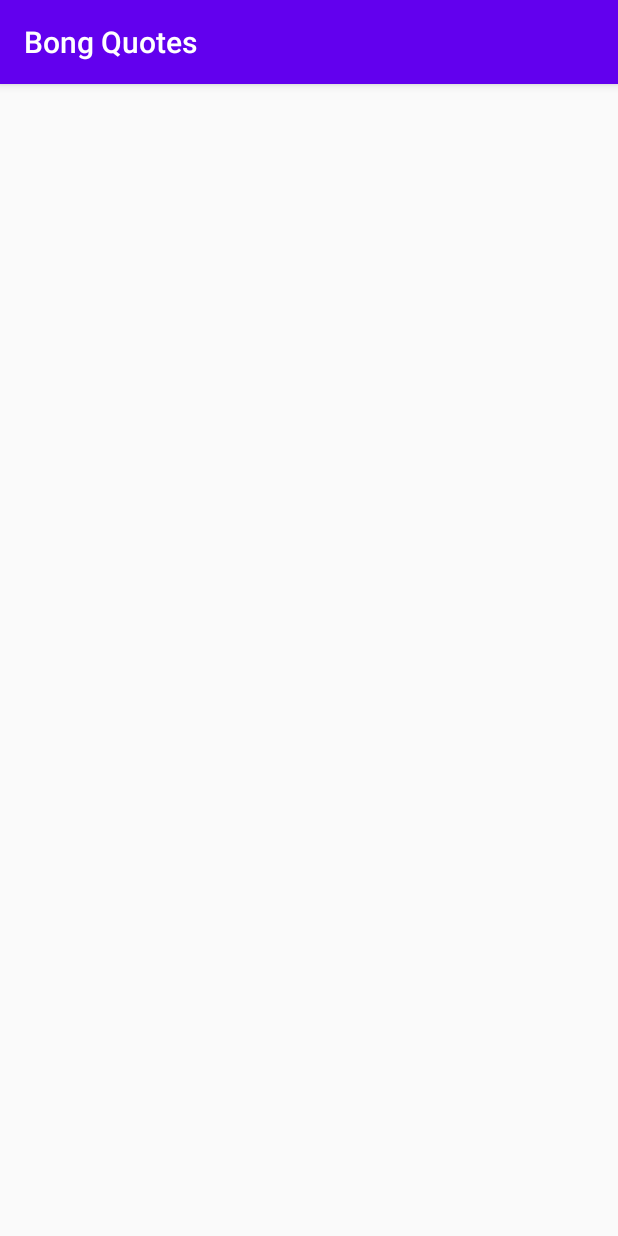
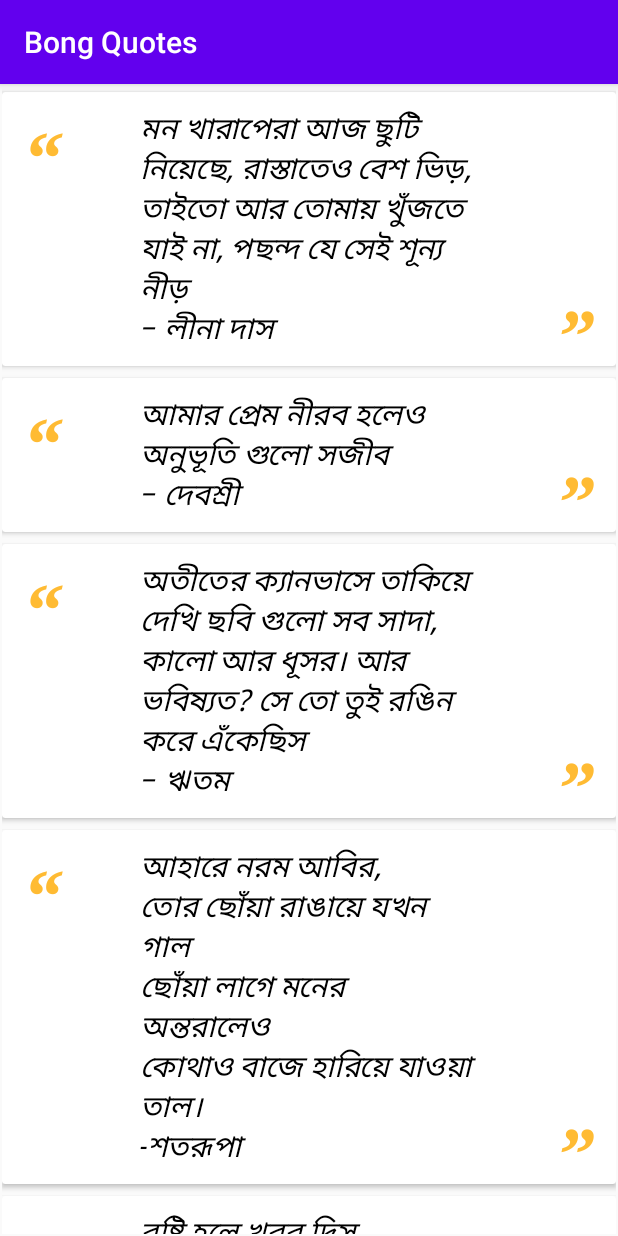
Before and after one commit to Soumyo78/Android-Practice-Projects, an Android app: the screen it shows after launch (QuoteDetailsActivity), after a tap on "রোমন্টিক উক্তি", on a phone screen of 412 x 824 dp. Run offline under Robolectric (Android 15) with nearby library versions, the phone set to English and light mode, and no system bars.

Commit message:
Some quotes are added

```diff
--- a/BestQuotes/app/src/main/java/com/soumyoroy/bestquotes/BestQuotesSQLiteOpenHelper.kt
+++ b/BestQuotes/app/src/main/java/com/soumyoroy/bestquotes/BestQuotesSQLiteOpenHelper.kt
@@ -16,7 +16,7 @@ class BestQuotesSQLiteOpenHelper(context:Context): SQLiteOpenHelper (context, nu
                 ")")
 
         // Adding Quote Categories and Images
-        insertQuoteCategory(db, 1, R.drawable.love, "প্রেমের উক্তি")
+        insertQuoteCategory(db, 1, R.drawable.love, "ভালোবাসার উক্তি")
         insertQuoteCategory(db, 2, R.drawable.sad, "দুঃখের উক্তি")
         insertQuoteCategory(db, 3, R.drawable.romantic, "রোমন্টিক উক্তি")
         insertQuoteCategory(db, 4, R.drawable.childhood, "ছোটবেলার উক্তি")
@@ -42,16 +42,16 @@ class BestQuotesSQLiteOpenHelper(context:Context): SQLiteOpenHelper (context, nu
         insertQuote(db, "কাউকে আবেগের ভালোবাসা দিওনা, মনের ভালোবাসা দিও !\n" +
                 "কারন আবেগের ভালোবাসা একদিন বিবেকের কাছে হেরে যাবে আর মনের ভালোবাসা চিরদিন থেকে যাবে… ", 1)
         insertQuote(db, "আমি যদি চলে যাই’ নীল আকাশের কাছে~\n" +
-                "~আমায় তুমি খুজে নিয়ো’ সন্ধা তারার মাঝে~\n" +
-                "~একা যদি লাগে তোমার’ মনে রেখো আমায়~\n" +
-                "~দক্ষিনা বাতাস হয়ে আমি’ ছুয়ে দিবো তোমায়~ ", 1)
+                "আমায় তুমি খুজে নিয়ো’ সন্ধা তারার মাঝে\n" +
+                "একা যদি লাগে তোমার’ মনে রেখো আমায়\n" +
+                "দক্ষিনা বাতাস হয়ে আমি’ ছুয়ে দিবো তোমায়", 1)
         insertQuote(db, "অনেক দিন পর তোমাকে দেখলাম তোমাকে দেখে থমকে দারিয়ে ছিলাম\n" +
                 "আমি খুব কষ্টে নিজেকে সামলে নিলামযখন তুমি আমাকে দেখে না দেখার ভান করলে\n" +
-                "তখন আমার দারুন লেগেছে তোমাকে সেই অনুভুতির কথা বলে বুঝাতে পারবো না_ ", 1)
+                "তখন আমার দারুন লেগেছে তোমাকে সেই অনুভুতির কথা বলে বুঝাতে পারবো না", 1)
         insertQuote(db, "তোমার হয়ে আছি আমি’ তোমার হয়ে থাকবো~\n" +
-                "~সারা জীবন তোমায় আমি’ ভালবেসে যাবো~\n" +
-                "~পাশে থেকো সারা জীবন’ দুরে যেয়ো না~\n" +
-                "~তোমায় ছারা একটুও আমার’ ভালো লাগে না~ ", 1)
+                "সারা জীবন তোমায় আমি’ ভালবেসে যাবো~\n" +
+                "পাশে থেকো সারা জীবন’ দুরে যেয়ো না~\n" +
+                "তোমায় ছারা একটুও আমার’ ভালো লাগে না", 1)
         insertQuote(db, "আমার জীবনে কেউ নেই তুমি ছাড়া,\n" +
                 "আমার জীবনে কোন স্বপ্ন নেই তুমি ছাড়া,\n" +
                 "আমার দুচোখ কিছু খোজেনা তোমায় ছাড়া,\n" +
@@ -59,10 +59,137 @@ class BestQuotesSQLiteOpenHelper(context:Context): SQLiteOpenHelper (context, nu
                 "আমি কিছু লিখতে পারিনা তোমার নাম ছাড়া,\n" +
                 "আমি কিছু বুঝতে চাইনা তোমায় ছাড়া !", 1)
 
+        // For Category id: 2 and category name: SAD
+        insertQuote(db, "বিশ্বাস তো শুধু তাকেই করা যায়\n" +
+                "যে বিশ্বাস এর যোগ্য হয়\n" +
+                "তাকে কি করে বিশ্বাস করবো\n" +
+                "যে বিশ্বাস এর যোগ্যই নয়",2)
+        insertQuote(db, "আজ আর মনে পড়ে না তোমার ওই কথা\n" +
+                "আজ জীবনে খুশি আছি, ভুলে পুরোনো সব ব্যাথা\n" +
+                "আর কোনো দিন ফিরে যাবো না পুরোনো সেই জীবনে\n" +
+                "নতুন করে চিনতে পেরেছি আজ আমি নিজেকে",2)
+        insertQuote(db, "আমার কি ভুল ছিলো একবার আমায় বলবে\n" +
+                "যার জন্য এতো বড়ো শাস্তি দিচ্ছ আমাকে\n" +
+                "আজ ও তুমি চিনতে পারলে না নিজেকে\n" +
+                "তবে আমাকে তুমি কি করে চিনবে",2)
+        insertQuote(db, "কে বলেছে ছেলেরা কাঁদে না\n" +
+                "কে বলেছে ছেলেরা কষ্ট পায় না\n" +
+                "মানুষ বলতেই সবার কষ্ট হয়\n" +
+                "সেই কষ্টে সবাই কাঁদে\n" +
+                "আমিও তো একটা মানুষ",2)
+        insertQuote(db, "জীবনে সুযোগ তারাই পায়\n" +
+                "যারা সুযোগ এর মানেটা বোঝে\n" +
+                "তারা কি করে সুযোগ পাবে\n" +
+                "যারা সুযোগ এর মানেটাই বোঝে না",2)
+        insertQuote(db, "আজ জানিনা তুমি কোথায় আছো\n" +
+                "চাইলেও হয়তো তোমাকে খুঁজে পাবো না\n" +
+                "যেখানেই থাকো না কেনো খুশি থাকো\n" +
+                "আর কোনো দিন তোমার কাছে যাবো না",2)
+
+        // For Category id: 3 and category name: ROMANTIC
+        insertQuote(db, "মন খারাপেরা আজ ছুটি নিয়েছে, রাস্তাতেও বেশ ভিড়,\n" +
+                "তাইতো আর তোমায় খুঁজতে যাই না, পছন্দ যে সেই শূন্য নীড়\n" +
+                "– লীনা দাস", 3)
+        insertQuote(db, "আমার প্রেম নীরব হলেও অনুভূতি গুলো সজীব\n" +
+                "– দেবশ্রী", 3)
+        insertQuote(db, "অতীতের ক্যানভাসে তাকিয়ে দেখি ছবি গুলো সব সাদা,\n" +
+                "কালো আর ধূসর। আর ভবিষ্যত? সে তো তুই রঙিন করে এঁকেছিস\n" +
+                "– ঋতম", 3)
+        insertQuote(db, "আহারে নরম আবির,\n" +
+                "তোর ছোঁয়া রাঙায়ে যখন গাল\n" +
+                "ছোঁয়া লাগে মনের অন্তরালেও\n" +
+                "কোথাও বাজে হারিয়ে যাওয়া তাল।\n" +
+                "-শতরূপা ", 3)
+        insertQuote(db, "বৃষ্টি হলে খবর দিস,\n" +
+                "হাঁটবো দু’জন একটি ছাতায়।\n" +
+                "খালি পায়ে শহর ঘুরে\n" +
+                "বৃষ্টি ভেজা প্রেমের গল্প\n" +
+                "লিখে রাখব ডায়েরির পাতায়\n" +
+                "– সৌম্যজ্যোতি রায়", 3)
+        insertQuote(db, "মন আজ কিছু চায়, চায় শুধু কিছু পেতে,\n" +
+                "ভুলবো না তোমার কথা, চাই শুধু তোমায় পেতে,\n" +
+                "ভাবনা ছিল এক পথ হাঁটবো এক সাথে,\n" +
+                "তবুও দু’জনে একসাথে হওয়ার স্বপ্ন দেখি এই রাতে।\n" +
+                "– অন্তরীপ", 3)
+
+        // For Category id: 4 and category name: CHILDHOOD
+        insertQuote(db, "একটা শিশু অশিক্ষিত থাকার অর্থ, একটা শিশুকে হারিয়ে ফেলা", 4)
+        insertQuote(db, "একটা খারাপ জ্যাকেটকে তাও সারানো যেতে পারে কিন্তু একটা কঠিন শব্দ,\n" +
+                "কোনো বাচ্চার হৃদয়কে কষ্ট দিতে পারে", 4)
+        insertQuote(db, "সবচেয়ে সুন্দর উপহার যা আপনি আপনার সন্তানকে দিতে পারেন তা হলো,\n" +
+                "ছোট থেকেই দায়িত্ববোধ ও দ্বিতীয় হলো স্বাধীনতা", 4)
+        insertQuote(db, "একটা শিশু এমন প্রশ্ন জিজ্ঞাসা করতে পারে,\n" +
+                "যা একজন মহাজ্ঞানী মানুষের কাছেও উত্তর দেওয়া কঠিন হয়ে দাড়ায়", 4)
+        insertQuote(db, "যদি আপনি চান আপনার সন্তান বুদ্ধিমান হোক,\n" +
+                "তাহলে তাকে রূপকথার গল্প পড়ান | আর যদি আপনার সন্তানকে আপনি আরো বুদ্ধিমান করতে চান,\n" +
+                "তাহলে আরো বেশি করে রূপকথার গল্প পড়ান", 4)
+        insertQuote(db, "কোনো মানুষই শিশুদের দয়ালুভাব,\n" +
+                "সহানুভূতি ও উদার মানসিকতা সম্পর্কে স্পষ্ঠভাবে বুঝে উঠতে পারেনি |\n" +
+                "প্রত্যেক সত্য শিক্ষার প্রচেষ্টা, এই গুপ্তধন গুলোকে পাওয়ার দরজাকে খুলে দিতে পারে", 4)
+
+        // For Category id: 5 and category name: SUCCESS
+        insertQuote(db, "শুধু দাঁড়িয়ে নদী দেখতে থাকলে আপনি কোনদিনও সেই নদী পার করতে পারবেন না,\n" +
+                "পার করতে হলে আপনাকে অবশ্যই সঠিক পদক্ষেপ নিতে হবে", 5)
+        insertQuote(db, "এটা কোনো বেপারই না যে আপনি কত ভুল করছেন বা আপনি কত ধীর গতিতে প্রগতি করছেন,\n" +
+                "আপনি এখনো ওইসব মানুষগুলির থেকে এগিয়ে যারা কোনদিন চেষ্টাও করেনা কিছু করার", 5)
+        insertQuote(db, "Give Up করার মানে কিন্তু সবসময় এটা না যে আপনি খুব দুর্বল প্রকৃতির,\n" +
+                "এর মানে আপনি অনেক শক্তিশালী এবং অনেক বুদ্ধিমান যে সেইসব ছেড়ে দিয়ে আগে অগ্রসর হতে চায়", 5)
+        insertQuote(db, "আপনি যদি নিজের জীবনকে নিজের মত করে কাটাতে চান\n" +
+                "তাহলে কোনদিনও কারোর বেশি ভক্ত (Fan) হতে যাবেন না", 5)
+        insertQuote(db, "যতক্ষণ আপনি অন্যদের; নিজের সমস্যা এবং কঠিন পরিস্থিতির জন্য দায়ী বলে মনে করবেন\n" +
+                "ততক্ষণ আপনি আপনার সমস্যা এবং কঠিন পরিস্থিতি গুলিকে দূর করতে একদমই পারবেন না", 5)
+        insertQuote(db, "সফলতা আমাদের পরিচয় দুনিয়ার কাছে করায় কিন্তু অসফলতা আমাদের দুনিয়ার পরিচয় করায়", 5)
+
+        // For Category id: 6 and category name: MARRIAGE
+        insertQuote(db, "", 6)
+        insertQuote(db, "", 6)
+        insertQuote(db, "", 6)
+        insertQuote(db, "", 6)
+        insertQuote(db, "", 6)
+        insertQuote(db, "", 6)
+
+        // For Category id: 7 and category name: ALONE
+        insertQuote(db, "", 7)
+        insertQuote(db, "", 7)
+        insertQuote(db, "", 7)
+        insertQuote(db, "", 7)
+        insertQuote(db, "", 7)
+        insertQuote(db, "", 7)
+
+        // For Category id: 8 and category name: BIRTHDAY
+        insertQuote(db, "\n" +
+                "কতো বছর পেরিয়ে গেলো\n" +
+                "আজ শুভ দিন চলে এলো\n" +
+                "আজকের দিনে থাকবেনা কোনো ঋণ\n" +
+                "তোমায় আমি জানাই শুভ জন্মদিন", 8)
+        insertQuote(db, " কতো পুরোনো স্মৃতি মনে ভাসে\n" +
+                "কতো স্বপ্ন যত্নে রেখেছি মনের ও পাশে\n" +
+                "কতো কথা বলেছি তোমাকে\n" +
+                "বন্ধু ভেবে সাথে রেখেছো আমাকে\n" +
+                "-----------হ্যাপি বার্থডে-----------", 8)
+        insertQuote(db, " মুখের ও অনেক ভাষায় রয়েছে অনেক আশা\n" +
+                "সবার আগে জানাই তোমায় আমার ভালোবাসা\n" +
+                "কিছু কথা বাকি আছে, বাকি আছে অনেক ইচ্ছা\n" +
+                "তার পর জানাই তোমায় জন্ম দিনের অনেক শুভেচ্ছা\n", 8)
+        insertQuote(db, " খুশির গান গাইবো এক সাথে\n" +
+                "ছেড়ে দিওনা হাতটা, রেখো আমার হাতে\n" +
+                "সারাজীবন তোমার পাশে এভাবেই থাকবো\n" +
+                "একসাথে সারাজীবন আমরা ভালোবাসবো\n" +
+                "-----------হ্যাপি বার্থডে 2U-----------", 8)
+        insertQuote(db, "থাকবেনা কোনো আসা, থাকবে শুধু ভালোবাসা\n" +
+                "চলবো একি পথে, থাকবেনা কোনো ঋণ, কাটবে সারাদিন\n" +
+                "এই শুভ দিনে জানাই তোমায়, তোমার শুভ জন্মদিন\n", 8)
+        insertQuote(db, "\n" +
+                "বাগানে ফুটে আছে কতো গোলাপ জুঁই\n" +
+                "হাজার লোকের মাঝে মনে বাসা করে থাকবি যে শুধু তুই\n" +
+                "তোর টানেতে ঘরে মন থেকে না\n" +
+                "ছুট্টে যে যাই তোর কাছে\n" +
+                "ভালোলাগে যখন তুই থাকিস আমার খুব পাশে\n" +
+                "(*Many many happy returns of the day*)\n", 8)
     }
 
     // Creating method to insert quote
-    fun insertQuote(db: SQLiteDatabase?, quote: String, categoryId: Int){
+    private fun insertQuote(db: SQLiteDatabase?, quote: String, categoryId: Int){
         val contentValues = ContentValues()
 
         // Putting values using .put() method
@@ -74,7 +201,7 @@ class BestQuotesSQLiteOpenHelper(context:Context): SQLiteOpenHelper (context, nu
     }
 
     // Creating method to insert quote category
-    fun insertQuoteCategory(db:SQLiteDatabase?, id: Int, resourceId: Int, name: String){
+    private fun insertQuoteCategory(db:SQLiteDatabase?, id: Int, resourceId: Int, name: String){
         val contentValues = ContentValues()
 
         // Putting values using .put() method
--- a/BestQuotes/app/src/main/java/com/soumyoroy/bestquotes/QuoteDetailsActivity.kt
+++ b/BestQuotes/app/src/main/java/com/soumyoroy/bestquotes/QuoteDetailsActivity.kt
@@ -23,8 +23,6 @@ class QuoteDetailsActivity : AppCompatActivity() {
 
         // Getting key from putExtra method
         quoteCategoryId = intent.extras!!.get("QUOTE_CATEGORY_ID").toString().toInt()
-        // Showing toast message
-        Toast.makeText(this, "You have clicked on $quoteCategoryId", Toast.LENGTH_SHORT).show()
 
         // Reading Data from database
         val bestQuotesDatabaseHelper = BestQuotesSQLiteOpenHelper(this)
```
